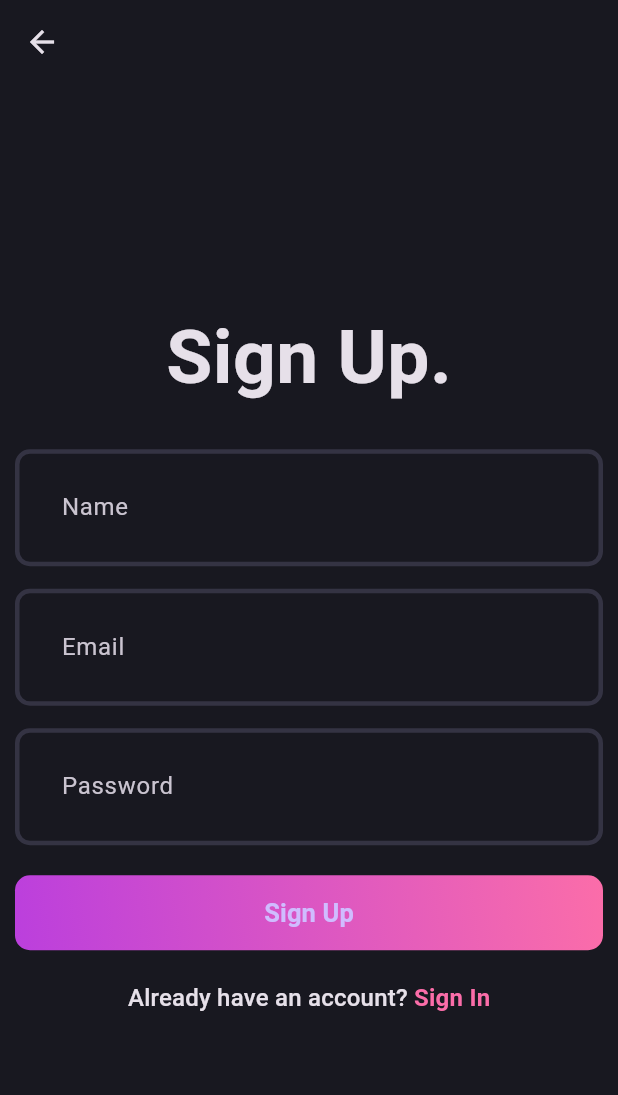
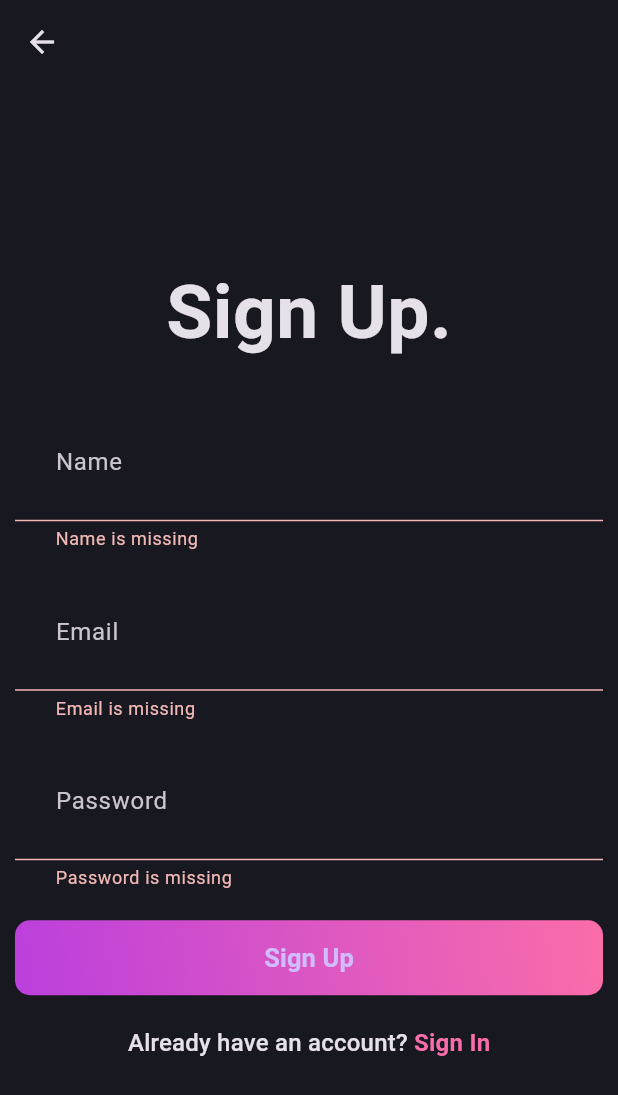
Before and after one commit to agilesh-kk/bog_application, a Flutter app: the SignupPage screen opened by its route, after a tap on "Sign Up", on a phone screen of 412 x 824 dp. Shown: the top 1095 px of the screen. Run offline on Flutter 3.47's test engine with Material 3 defaults, Android fonts, the phone set to English and light mode, and no system bars; our stand-ins replace flutter_bloc, fpdart, go_router, supabase_flutter; accounts and stored records are empty.

Commit message:
Updated usecases for signup and created bloc for signup

```diff
--- a/lib/core/secrets/app_secrets.dart
+++ b/lib/core/secrets/app_secrets.dart
@@ -1,3 +1,4 @@
+//holds the supadase authentication url and keys.
 class AppSecrets {
   static const supabaseUrl = 'https://aousrcgcsncrtqtwmcpq.supabase.co';
   static const supabaseAnonKey = 'eyJhbGciOiJIUzI1NiIsInR5cCI6IkpXVCJ9.eyJpc3MiOiJzdXBhYmFzZSIsInJlZiI6ImFvdXNyY2djc25jcnRxdHdtY3BxIiwicm9sZSI6ImFub24iLCJpYXQiOjE3NjE4NzI5MjAsImV4cCI6MjA3NzQ0ODkyMH0.XjyGL_jQuEpONWcjoFxwj9VgYDfuPLO0rrY6epXu-CU';
--- a/lib/features/auth/data/repositories/auth_repository_impl.dart
+++ b/lib/features/auth/data/repositories/auth_repository_impl.dart
@@ -34,7 +34,7 @@ class AuthRepositoryImpl implements AuthRepository {
 
       return right(userId); //right function gives success message, the argument passed inside the right() is received as success
     } on ServerExceptions catch (e) {
-      return left(Failure(e.message));
+      return left(Failure(e.message)); //returns a Failure class message
     }
   }
 }
--- a/lib/features/auth/domain/repository/auth_repository.dart
+++ b/lib/features/auth/domain/repository/auth_repository.dart
@@ -1,7 +1,7 @@
 import 'package:blog_app/core/errors/failure.dart';
 import 'package:fpdart/fpdart.dart';
 
-//creating the interface for the repository
+//creating the interface for the repository (it is independent)
 
 abstract interface class AuthRepository {
   Future <Either<Failure, String>> signUpWithEmailPassword({
--- /dev/null
+++ b/lib/features/auth/domain/usecases/user_sign_up.dart
@@ -0,0 +1,30 @@
+import 'package:blog_app/core/errors/failure.dart';
+import 'package:blog_app/core/usecase/usecase.dart';
+import 'package:blog_app/features/auth/domain/repository/auth_repository.dart';
+//import 'package:fpdart/src/either.dart';
+import 'package:fpdart/fpdart.dart';
+
+class UserSignUp implements UseCase<String, UserSignUpParams> {
+  final AuthRepository authRepository;
+  const UserSignUp(this.authRepository);
+
+  @override
+  Future<Either<Failure, String>> call(UserSignUpParams params) async {
+    return await authRepository.signUpWithEmailPassword(
+      name: params.name,
+      email: params.email,
+      password: params.password,
+    );
+  }
+}
+
+class UserSignUpParams {
+  final String name;
+  final String email;
+  final String password;
+  UserSignUpParams({
+    required this.name,
+    required this.email,
+    required this.password,
+  });
+}
--- /dev/null
+++ b/lib/features/auth/presentation/bloc/auth_bloc.dart
@@ -0,0 +1,30 @@
+// import 'package:bloc/bloc.dart';
+// import 'package:meta/meta.dart';
+import 'package:blog_app/features/auth/domain/usecases/user_sign_up.dart';
+import 'package:flutter/material.dart';
+import 'package:flutter_bloc/flutter_bloc.dart';
+
+part 'auth_event.dart';
+part 'auth_state.dart';
+
+class AuthBloc extends Bloc<AuthEvent, AuthState> {
+  final UserSignUp _userSignUp;
+  AuthBloc({required UserSignUp userSignUp})
+    : _userSignUp = userSignUp,
+      super(AuthInitial()) {
+    on<AuthSignUp>((event, emit) async {
+      final res = await _userSignUp(
+        UserSignUpParams(
+          name: event.name,
+          email: event.email,
+          password: event.password,
+        ),
+      );
+
+      res.fold(
+        (failure) => emit(AuthFailure(failure.message)),
+        (uid) => emit(AuthSuccess(uid)),
+      );
+    });
+  }
+}
--- /dev/null
+++ b/lib/features/auth/presentation/bloc/auth_event.dart
@@ -0,0 +1,16 @@
+part of 'auth_bloc.dart';
+
+@immutable
+sealed class AuthEvent {}
+
+final class AuthSignUp extends AuthEvent {
+  final String name;
+  final String email;
+  final String password;
+
+  AuthSignUp({
+    required this.name,
+    required this.email,
+    required this.password,
+  });
+}
--- /dev/null
+++ b/lib/features/auth/presentation/bloc/auth_state.dart
@@ -0,0 +1,20 @@
+part of 'auth_bloc.dart';
+
+@immutable
+sealed class AuthState {
+  const AuthState();
+}
+
+final class AuthInitial extends AuthState {}
+
+final class AuthLoading extends AuthState {}
+
+final class AuthSuccess extends AuthState {
+  final String uid;
+  const AuthSuccess(this.uid);
+}
+
+final class AuthFailure extends AuthState {
+  final String message;
+  const AuthFailure(this.message);
+}
--- a/lib/features/auth/presentation/login_page.dart
+++ b/lib/features/auth/presentation/pages/login_page.dart
@@ -1,7 +1,7 @@
 import 'package:blog_app/core/theme/app_pallete.dart';
-import 'package:blog_app/features/auth/presentation/signup_page.dart';
-import 'package:blog_app/features/auth/widgets/auth_fields.dart';
-import 'package:blog_app/features/auth/widgets/auth_gradient_button.dart';
+import 'package:blog_app/features/auth/presentation/pages/signup_page.dart';
+import 'package:blog_app/features/auth/presentation/widgets/auth_fields.dart';
+import 'package:blog_app/features/auth/presentation/widgets/auth_gradient_button.dart';
 import 'package:flutter/material.dart';
 import 'package:go_router/go_router.dart';
 
@@ -45,7 +45,10 @@ class _LoginPageState extends State<LoginPage> {
               const SizedBox(height: 15),
               AuthFields(hintText: 'Password', controller: passwordController, isObsucure: true,),
               const SizedBox(height: 20),
-              AuthGradientButton(buttonText: 'Sign In'),
+              AuthGradientButton(
+                buttonText: 'Sign In',
+                onPressed: (){},
+              ),
               const SizedBox(height: 20),
 
               //used for placing 2 text widgets in a single line.
--- a/lib/features/auth/presentation/signup_page.dart
+++ b/lib/features/auth/presentation/pages/signup_page.dart
@@ -1,12 +1,14 @@
 import 'package:blog_app/core/theme/app_pallete.dart';
-import 'package:blog_app/features/auth/presentation/login_page.dart';
-import 'package:blog_app/features/auth/widgets/auth_fields.dart';
-import 'package:blog_app/features/auth/widgets/auth_gradient_button.dart';
+import 'package:blog_app/features/auth/presentation/bloc/auth_bloc.dart';
+import 'package:blog_app/features/auth/presentation/pages/login_page.dart';
+import 'package:blog_app/features/auth/presentation/widgets/auth_fields.dart';
+import 'package:blog_app/features/auth/presentation/widgets/auth_gradient_button.dart';
 import 'package:flutter/material.dart';
+import 'package:flutter_bloc/flutter_bloc.dart';
 import 'package:go_router/go_router.dart';
 
 class SignupPage extends StatefulWidget {
-  static const String pageName='signUpPage';
+  static const String pageName = 'signUpPage';
   const SignupPage({super.key});
 
   @override
@@ -48,16 +50,36 @@ class _SignupPageState extends State<SignupPage> {
               const SizedBox(height: 15),
               AuthFields(hintText: 'Email', controller: emailController),
               const SizedBox(height: 15),
-              AuthFields(hintText: 'Password', controller: passwordController, isObsucure: true,),
+              AuthFields(
+                hintText: 'Password',
+                controller: passwordController,
+                isObsucure: true,
+              ),
               const SizedBox(height: 20),
-              AuthGradientButton(buttonText: 'Sign Up'),
+              AuthGradientButton(
+                buttonText: 'Sign Up',
+                onPressed: () {
+                  if(formKey.currentState!.validate()){
+                    context.read<AuthBloc>().add(
+                      AuthSignUp(
+                        name: nameController.text.trim(),
+                        email: emailController.text.trim(),
+                        password: passwordController.text.trim(),
+                      ),
+                    );
+                  }
+                },
+              ),
               const SizedBox(height: 20),
 
               GestureDetector(
-                onTap: (){
-                  context.goNamed(LoginPage.pageName); //navigates to sing in page
+                onTap: () {
+                  context.goNamed(
+                    LoginPage.pageName,
+                  ); //navigates to sing in page
                 },
-                child: RichText( //used for placing 2 text widgets in a single line.
+                child: RichText(
+                  //used for placing 2 text widgets in a single line.
                   text: TextSpan(
                     text: 'Already have an account? ',
                     style: Theme.of(context).textTheme.titleMedium,
--- a/lib/features/auth/widgets/auth_gradient_button.dart
+++ b/lib/features/auth/presentation/widgets/auth_gradient_button.dart
@@ -2,28 +2,29 @@ import 'package:blog_app/core/theme/app_pallete.dart';
 import 'package:flutter/material.dart';
 
 class AuthGradientButton extends StatelessWidget {
-
-  final String buttonText; //gets the button text has argument where ever the button is used
-  const AuthGradientButton({super.key, required this.buttonText});
+  final String
+  buttonText; //gets the button text has argument where ever the button is used
+  final VoidCallback onPressed; //gets the function for on pressed action
+  const AuthGradientButton({
+    super.key,
+    required this.buttonText,
+    required this.onPressed,
+  });
 
   @override
   Widget build(BuildContext context) {
     return Container(
       decoration: BoxDecoration(
-
         //double layer colouring
         gradient: LinearGradient(
-          colors: [
-            AppPallete.gradient1,
-            AppPallete.gradient2,
-          ],
+          colors: [AppPallete.gradient1, AppPallete.gradient2],
           begin: Alignment.bottomLeft,
           end: Alignment.topRight,
         ),
         borderRadius: BorderRadius.circular(10),
       ),
       child: ElevatedButton(
-        onPressed: () {},
+        onPressed: onPressed,
         style: ElevatedButton.styleFrom(
           fixedSize: const Size(400, 50),
           backgroundColor: AppPallete.transparentColor,
@@ -31,10 +32,7 @@ class AuthGradientButton extends StatelessWidget {
         ),
         child: Text(
           buttonText,
-          style: TextStyle(
-            fontSize: 17,
-            fontWeight: FontWeight.w600,
-          ),
+          style: TextStyle(fontSize: 17, fontWeight: FontWeight.w600),
         ),
       ),
     );
--- a/pubspec.yaml
+++ b/pubspec.yaml
@@ -12,6 +12,7 @@ dependencies:
   go_router: ^16.3.0
   fpdart: ^1.2.0
   supabase_flutter: ^2.10.3
+  flutter_bloc: ^9.1.1
 
 dev_dependencies:
   flutter_test:
```
Also changed, not shown: lib/core/usecase/usecase.dart (added, +7 -0 lines), lib/main.dart (+32 -10 lines), lib/features/auth/presentation/widgets/auth_fields.dart (renamed from lib/features/auth/widgets/auth_fields.dart), pubspec.lock.
